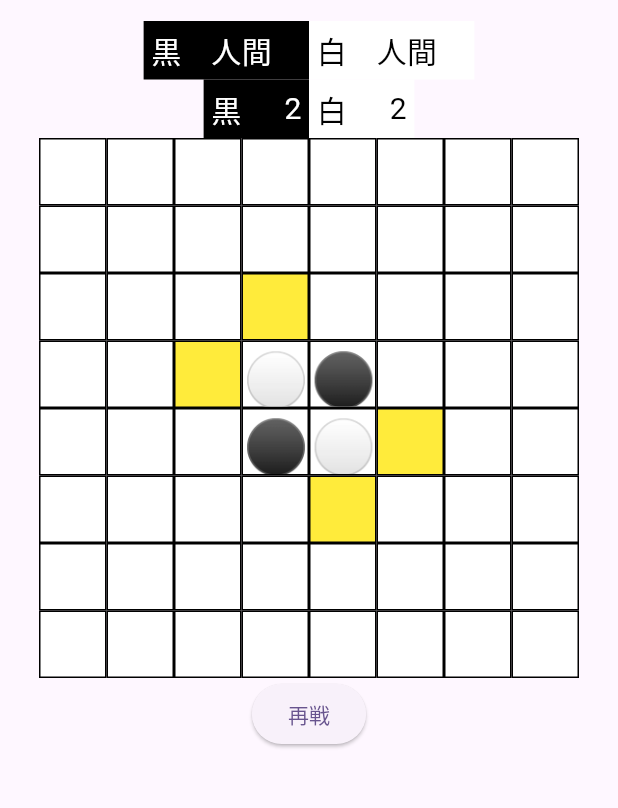
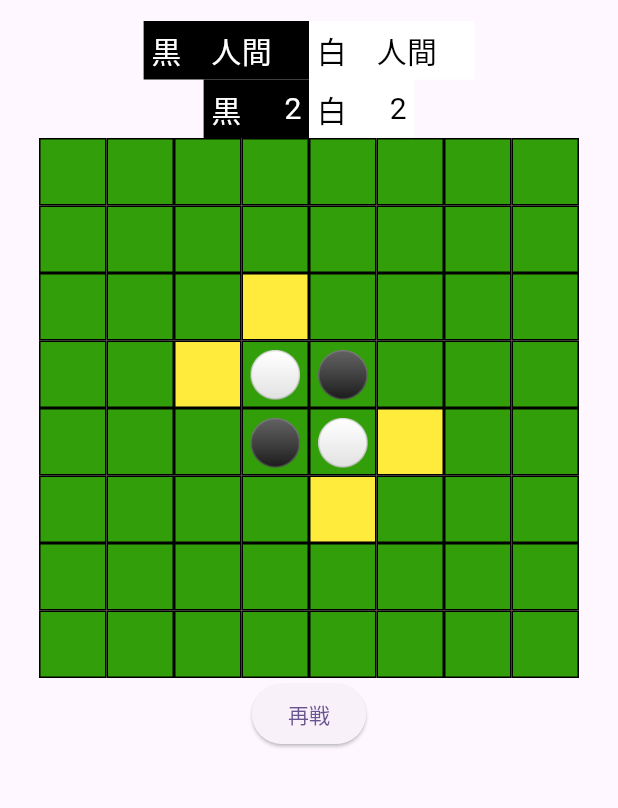
Before and after one commit to webarata3/flutter_reversi, a Flutter app: the screen it shows after launch, after a tap on "対局開始", on a phone screen of 412 x 824 dp, the part 63-871 px from its top. Run offline on Flutter 3.47's test engine with Material 2 defaults, Android fonts, the light colour scheme and no system bars.

Commit message:
盤の表示調整

```diff
--- a/lib/view/main_view.dart
+++ b/lib/view/main_view.dart
@@ -240,7 +240,7 @@ class SquareState extends State<SquareContainer> {
     if (isLastPoint) return Colors.blue;
     var isLastChanged = widget.board.isLastChanged(x: widget.x, y: widget.y);
     if (isLastChanged) return Colors.orange;
-    return Colors.white;
+    return const Color.fromARGB(255, 50, 158, 10);
   }
 
   static const Map<Stone, String> _stoneMap = {
@@ -265,7 +265,7 @@ class SquareState extends State<SquareContainer> {
         ),
         child: Text(
           SquareState._stoneMap[stone] ?? '',
-          style: const TextStyle(fontSize: 35),
+          style: const TextStyle(fontSize: 30),
         ),
       ),
     );
```
